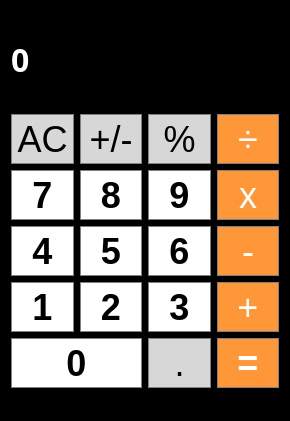
This is 7_practics/calculator/design.ui in tikhonow/python as Qt 5 draws it before an edit. The edited form follows.
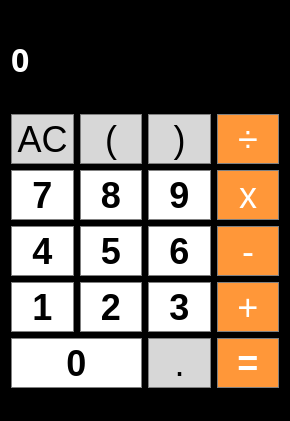
This is the edited form.

The edit to the form file:
```diff
--- a/7_practics/calculator/design.ui
+++ b/7_practics/calculator/design.ui
@@ -200,7 +200,7 @@
 }</string>
         </property>
         <property name="text">
-         <string>%</string>
+         <string>)</string>
         </property>
         <property name="shortcut">
          <string>R</string>
@@ -460,7 +460,7 @@
 }</string>
         </property>
         <property name="text">
-         <string>+/-</string>
+         <string>(</string>
         </property>
         <property name="shortcut">
          <string>M</string>
```
